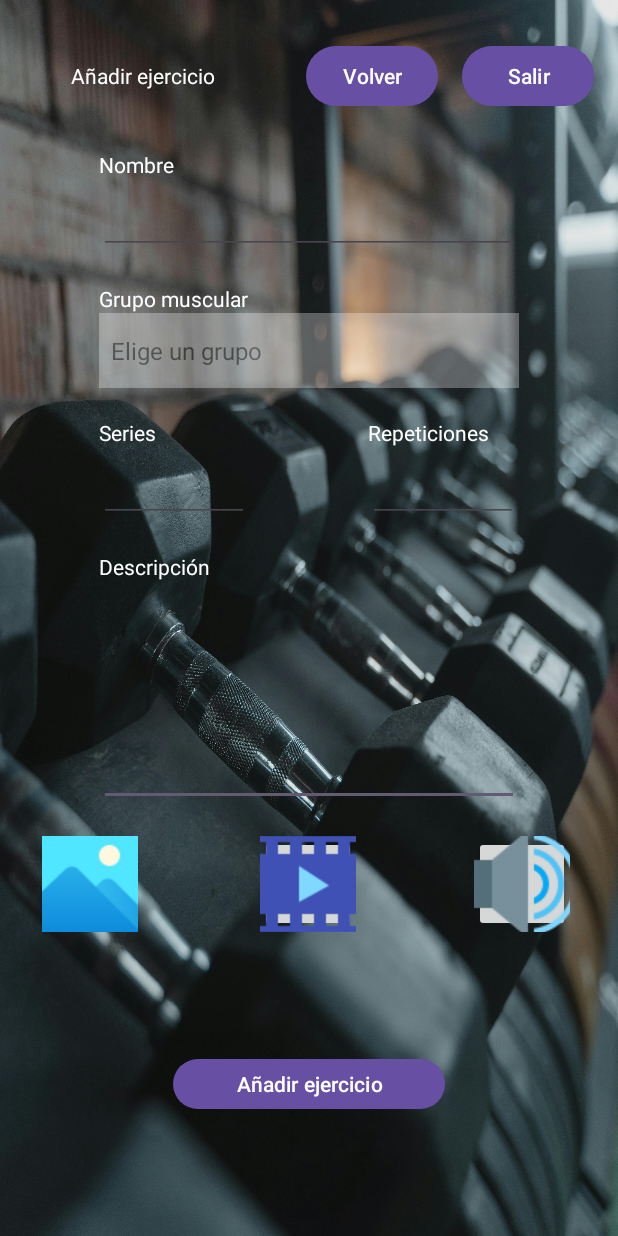
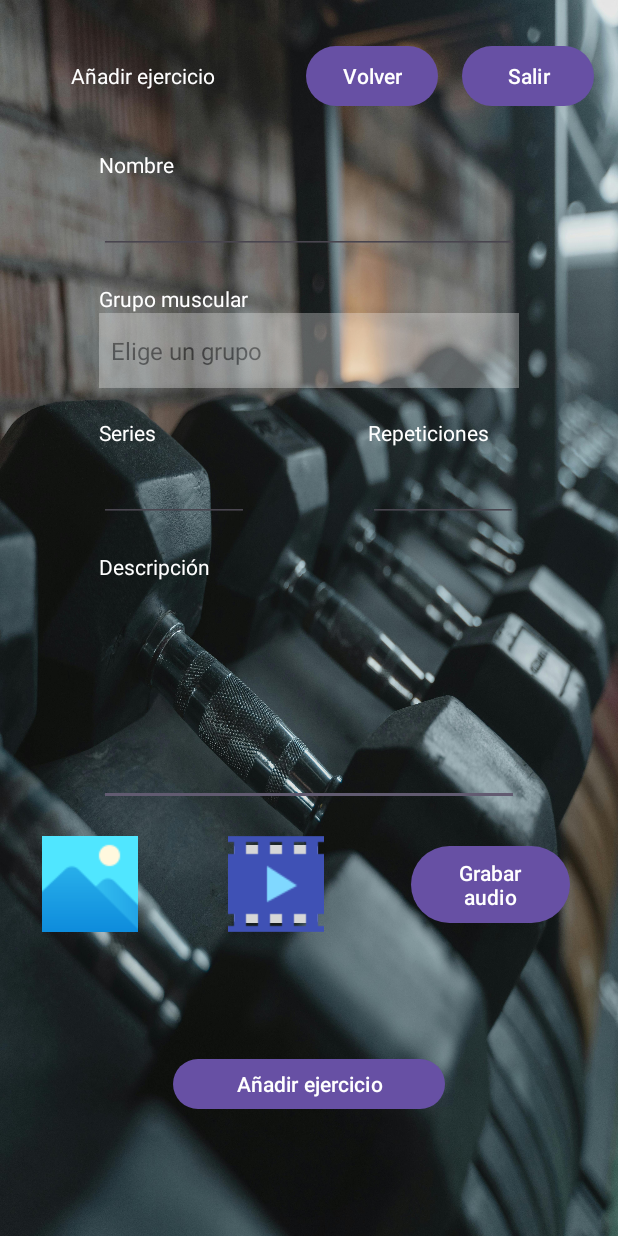
Before and after one commit to adriro20/Reto1PMD, an Android app: the CrearEjercicioActivity screen opened directly, with no data from a screen before it, on a phone screen of 412 x 824 dp. Run offline under Robolectric (Android 15) with nearby library versions, the phone set to English and light mode, and no system bars.

Commit message:
arreglos en el crear ejercicio

```diff
--- a/Reto/app/src/main/java/com/example/reto/MostrarAudio.java
+++ b/Reto/app/src/main/java/com/example/reto/MostrarAudio.java
@@ -53,9 +53,9 @@ public class MostrarAudio extends AppCompatActivity {
         vvAudio.setMediaController(mediaController);
         mediaController.setAnchorView(vvAudio);
 
-        File archivoVideo = new File(getFilesDir(), "Audios/" + audio);
+        File archivoVideo = new File(getFilesDir(), "AUDIOS/" + audio);
         if (archivoVideo.exists()) {
-            Uri.fromFile(archivoVideo);
+            vvAudio.setVideoURI(Uri.fromFile(archivoVideo));
 
             vvAudio.setOnPreparedListener(new MediaPlayer.OnPreparedListener() {
                 @Override
--- a/Reto/app/src/main/java/com/example/reto/MostrarImagen.java
+++ b/Reto/app/src/main/java/com/example/reto/MostrarImagen.java
@@ -48,7 +48,7 @@ public class MostrarImagen extends AppCompatActivity {
         Intent intentRecoger = getIntent();
         imagen = intentRecoger.getStringExtra("IMAGEN");
 
-        File archivoImagen = new File(getFilesDir(), "Imagenes/" + imagen);
+        File archivoImagen = new File(getFilesDir(), "IMAGENES/" + imagen);
         if(archivoImagen.exists()){
             Bitmap bitmap = BitmapFactory.decodeFile(archivoImagen.getAbsolutePath());
             ivMostrar.setImageBitmap(bitmap);
--- a/Reto/app/src/main/java/com/example/reto/MostrarVideo.java
+++ b/Reto/app/src/main/java/com/example/reto/MostrarVideo.java
@@ -53,9 +53,9 @@ public class MostrarVideo extends AppCompatActivity {
         vvVideo.setMediaController(mediaController);
         mediaController.setAnchorView(vvVideo);
 
-        File archivoVideo = new File(getFilesDir(), "Videos/" + video);
+        File archivoVideo = new File(getFilesDir(), "VIDEOS/" + video);
         if (archivoVideo.exists()) {
-            Uri.fromFile(archivoVideo);
+            vvVideo.setVideoURI(Uri.fromFile(archivoVideo));
 
             vvVideo.setOnPreparedListener(new MediaPlayer.OnPreparedListener() {
                 @Override
--- a/Reto/app/src/main/res/layout/activity_crear_ejercicio.xml
+++ b/Reto/app/src/main/res/layout/activity_crear_ejercicio.xml
@@ -24,7 +24,7 @@
         android:layout_width="64dp"
         android:layout_height="64dp"
         android:layout_marginTop="20dp"
-        app:layout_constraintEnd_toStartOf="@+id/ibAudio"
+        app:layout_constraintEnd_toStartOf="@+id/btnAudio"
         app:layout_constraintHorizontal_bias="0.509"
         app:layout_constraintStart_toEndOf="@+id/ibImagen"
         app:layout_constraintTop_toBottomOf="@+id/tvDescripcion"
@@ -35,15 +35,18 @@
         android:layout_width="64dp"
         android:layout_height="64dp"
         android:layout_marginStart="28dp"
+        app:layout_constraintBottom_toBottomOf="@+id/ibVideo"
         app:layout_constraintStart_toStartOf="parent"
         app:layout_constraintTop_toTopOf="@+id/ibVideo"
         app:srcCompat="@drawable/iconoimagen" />
 
-    <ImageButton
-        android:id="@+id/ibAudio"
-        android:layout_width="64dp"
-        android:layout_height="64dp"
+    <Button
+        android:id="@+id/btnAudio"
+        android:layout_width="106dp"
+        android:layout_height="59dp"
         android:layout_marginEnd="32dp"
+        android:text="@string/txtGrabarAudio"
+        app:layout_constraintBottom_toBottomOf="@+id/ibVideo"
         app:layout_constraintEnd_toEndOf="parent"
         app:layout_constraintTop_toTopOf="@+id/ibVideo"
         app:srcCompat="@drawable/iconoaudio" />
--- a/Reto/app/src/main/res/values/strings.xml
+++ b/Reto/app/src/main/res/values/strings.xml
@@ -21,4 +21,6 @@
     <string name="txtErrorCargarImagen">Ha sucedido un error al intentar cargar la imagen</string>
     <string name="txtErrorCargarVideo">Ha sucedido un error al intentar cargar el video</string>
     <string name="txtErrorCargarAudio">Ha sucedido un error al intentar cargar el audio</string>
+    <string name="txtGrabarAudio">Grabar audio</string>
+    <string name="txtPararAudio">Dejar de grabar</string>
 </resources>
```
Also changed, not shown: Reto/app/src/main/java/com/example/reto/CrearEjercicioActivity.java (+101 -34 lines).
